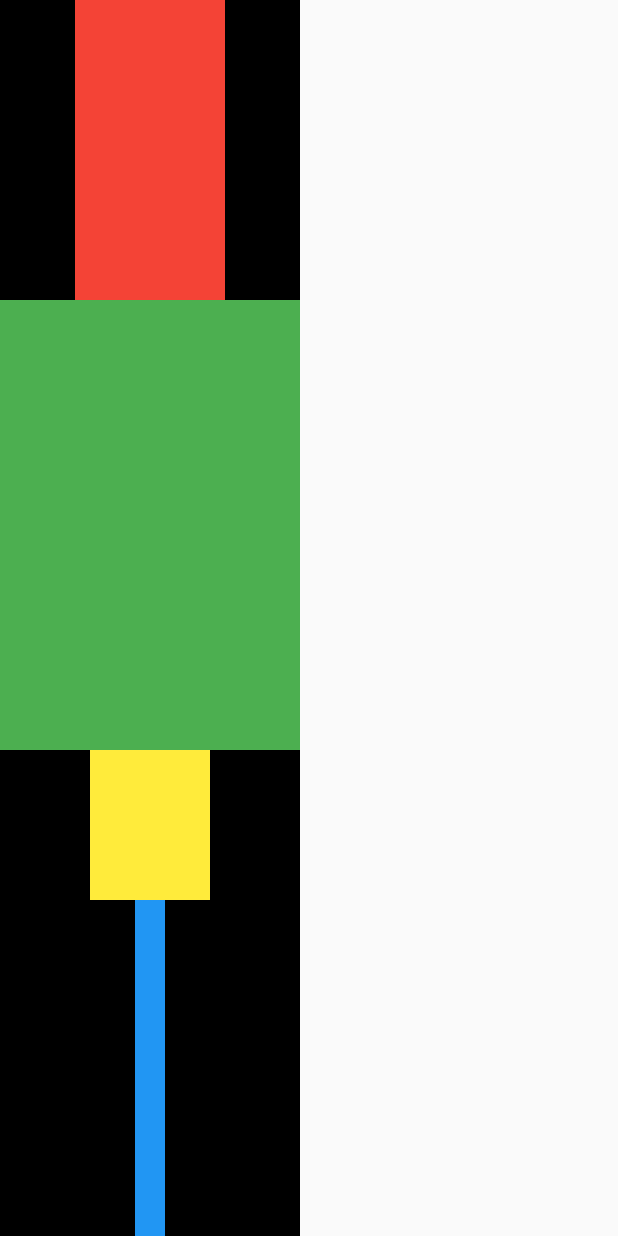
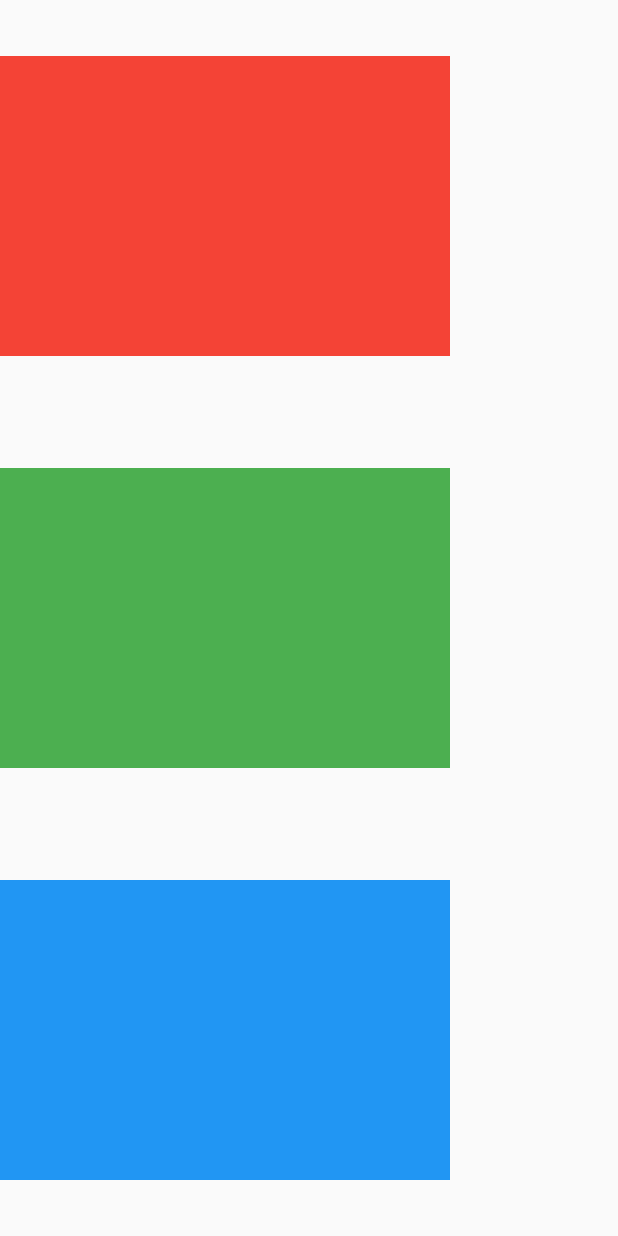
Before and after one commit to Muhanned-Anwar/avatar_course2_2, a Flutter app: the screen it shows after launch, on a phone screen of 412 x 824 dp. Run offline on Flutter 3.47's test engine with Material 2 defaults, Android fonts, the light colour scheme and no system bars.

Commit message:
mainAxisAlignment in column

```diff
--- a/lib/main.dart
+++ b/lib/main.dart
@@ -12,33 +12,25 @@ class MyApp extends StatelessWidget {
     return MaterialApp(
       debugShowCheckedModeBanner: false,
       home: Scaffold(
-        body: Container( // width: double.infinity
-          color: Colors.black,
-          child: Column( // width: 0 >> max(100, 200, 80, 20) = 200
-                      // height: 0 >> sum(200, 300, 100, 400) = 400
+        body: Column(
+          mainAxisAlignment: MainAxisAlignment.spaceAround,
           children: [
             Container( // width: 0
               color: Colors.red,
-                width: 100,
+              width: 300,
               height: 200,
             ),
             Container( // width: 0
               color: Colors.green,
-                width: 200,
-                height: 300,
+              width: 300,
+              height: 200,
             ),
             Container( // width: 0
-                color: Colors.yellow,
-                width: 80,
-                height: 100,
+              color: Colors.blue,
+              width: 300,
+              height: 200,
             ),
-              Container(
-                color: Colors.blue,
-                width: 20,
-                height: 300,
-              )
           ],
-          ),
         )
       ),
     );
```
Lines whose indentation alone changed are shown as unchanged.
